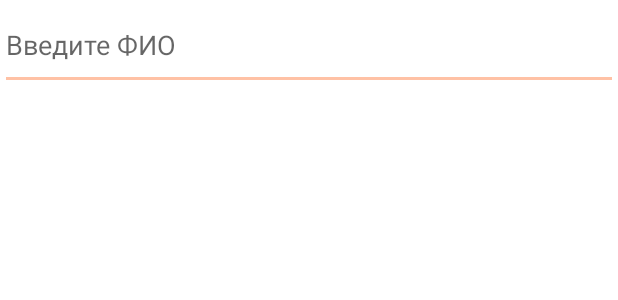
After one commit to AndreyMAI-github/MAI_Student_Attender, an Android app: the layout activity_add_stud_dialog.xml on its own in the app's theme, with its tools: preview values and no code run, on a phone screen of 412 x 824 dp. The commit adds this screen. Shown: the top 300 px of the screen. Run offline under Robolectric (Android 15) with nearby library versions, the phone set to English and light mode, and no system bars.

Commit message:
работпа над всплывающим окном добавления студентов

```diff
--- /dev/null
+++ b/app/src/main/res/layout/activity_add_stud_dialog.xml
@@ -0,0 +1,24 @@
+<?xml version="1.0" encoding="utf-8"?>
+<androidx.constraintlayout.widget.ConstraintLayout xmlns:android="http://schemas.android.com/apk/res/android"
+    xmlns:app="http://schemas.android.com/apk/res-auto"
+    xmlns:tools="http://schemas.android.com/tools"
+    android:layout_width="match_parent"
+    android:layout_height="wrap_content">
+
+
+    <LinearLayout
+        android:layout_width="match_parent"
+        android:layout_height="match_parent"
+        android:orientation="vertical">
+
+        <EditText
+            android:id="@+id/editTextNameStudent"
+            android:layout_width="match_parent"
+            android:layout_height="60dp"
+            android:ems="10"
+            android:inputType="textPersonName"
+            android:hint="Введите ФИО"
+            android:text=""/>
+    </LinearLayout>
+
+</androidx.constraintlayout.widget.ConstraintLayout>
--- a/app/src/main/res/layout/activity_group_editor.xml
+++ b/app/src/main/res/layout/activity_group_editor.xml
@@ -5,6 +5,7 @@
     android:layout_width="match_parent"
     android:layout_height="match_parent"
     tools:context=".GroupEditor">
+
 
     <androidx.constraintlayout.widget.ConstraintLayout
         android:id="@+id/TopPanelGrEdit"
@@ -44,10 +45,9 @@
             app:layout_constraintTop_toTopOf="parent" />
     </androidx.constraintlayout.widget.ConstraintLayout>
 
-
     <ListView
         android:id="@+id/StudentsList"
-        android:layout_width="409dp"
+        android:layout_width="match_parent"
         android:layout_height="wrap_content"
         app:layout_constraintEnd_toEndOf="parent"
         app:layout_constraintStart_toStartOf="parent"
```
Also changed, not shown: app/src/main/java/com/mai/mai_student_attender/AddStudentsDialogFragment.java (added, +53 -0 lines), app/src/main/java/com/mai/mai_student_attender/GroupEditor.java (+19 -8 lines).
